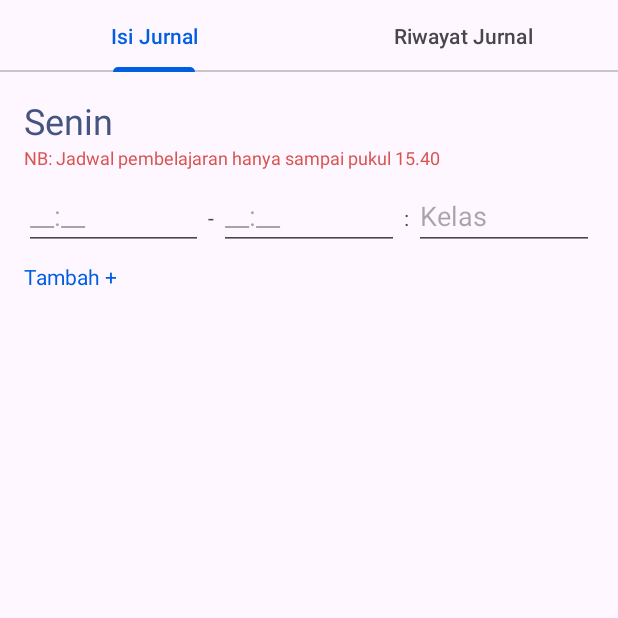
After one commit to cjsflow-com/mobile_madrasah, an Android app: the IsiJurnalFragment screen opened directly, with no data from a screen before it, on a phone screen of 412 x 824 dp, the top half of it. The commit adds this screen. Run offline under Robolectric (Android 15) with nearby library versions, the phone set to English and light mode, and no system bars.

Commit message:
membuat fitur di jurnal guru

```diff
--- a/app/src/main/AndroidManifest.xml
+++ b/app/src/main/AndroidManifest.xml
@@ -13,9 +13,12 @@
         android:theme="@style/Theme.Man2SuperApp"
         tools:targetApi="31">
         <activity
+            android:name=".JurnalActivity"
+            android:exported="false" />
+        <activity
             android:name=".wbs"
             android:exported="false"
-            android:windowSoftInputMode="adjustPan"/>
+            android:windowSoftInputMode="adjustPan" />
         <activity
             android:name=".SongketActivity"
             android:exported="false" />
--- /dev/null
+++ b/app/src/main/java/com/example/man2superapp/IsiJurnalFragment.kt
@@ -0,0 +1,41 @@
+package com.example.man2superapp
+
+import android.os.Bundle
+import androidx.fragment.app.Fragment
+import android.view.LayoutInflater
+import android.view.View
+import android.view.ViewGroup
+import android.widget.EditText
+import android.widget.LinearLayout
+import android.widget.TextView
+
+class IsiJurnalFragment : Fragment() {
+    override fun onCreateView(
+        inflater: LayoutInflater,
+        container: ViewGroup?,
+        savedInstanceState: Bundle?
+    ): View? {
+        val view = inflater.inflate(R.layout.fragment_isi_jurnal, container, false)
+
+        // Contoh untuk menambah waktu dihari senin
+        val timeContainerMonday: LinearLayout = view.findViewById(R.id.timeContainerMonday)
+        val addTimeMonday: TextView = view.findViewById(R.id.addTimeMonday)
+
+        addTimeMonday.setOnClickListener {
+            // Tambahkan item_time_input.xml baru di bawahnya
+            val timeItemView = layoutInflater.inflate(R.layout.item_time_input, timeContainerMonday, false)
+            timeContainerMonday.addView(timeItemView)
+
+            // Dapatkan referensi akhir pada input baru
+            val endTime: EditText = timeItemView.findViewById(R.id.endTime)
+            endTime.setOnFocusChangeListener { _, hasFocus ->
+                if (!hasFocus && endTime.text.toString() > "15.40") {
+                    endTime.error = "Batas waktu hanya sampai 15.40"
+                    endTime.setText("")
+                }
+            }
+        }
+
+        return view
+    }
+}
--- /dev/null
+++ b/app/src/main/java/com/example/man2superapp/JurnalActivity.kt
@@ -0,0 +1,31 @@
+package com.example.man2superapp
+
+import JurnalPagerAdapter
+import android.os.Bundle
+import androidx.appcompat.app.AppCompatActivity
+import androidx.viewpager2.widget.ViewPager2
+import com.google.android.material.tabs.TabLayout
+import com.google.android.material.tabs.TabLayoutMediator
+
+
+class JurnalActivity : AppCompatActivity() {
+    override fun onCreate(savedInstanceState: Bundle?) {
+        super.onCreate(savedInstanceState)
+        setContentView(R.layout.activity_jurnal)
+
+        val viewPager: ViewPager2 = findViewById(R.id.viewPager)
+        val tabLayout: TabLayout = findViewById(R.id.tabLayout)
+
+        val adapter = JurnalPagerAdapter(this)
+        viewPager.adapter = adapter
+
+        // Menghubungkan TabLayout dengan ViewPager
+        TabLayoutMediator(tabLayout, viewPager) { tab, position ->
+            tab.text = when (position) {
+                0 -> "Isi Jurnal"
+                1 -> "Riwayat Jurnal"
+                else -> null
+            }
+        }.attach()
+    }
+}
--- /dev/null
+++ b/app/src/main/java/com/example/man2superapp/JurnalPagerAdapter.kt
@@ -0,0 +1,18 @@
+
+import androidx.fragment.app.Fragment
+import androidx.fragment.app.FragmentActivity
+import androidx.viewpager2.adapter.FragmentStateAdapter
+import com.example.man2superapp.IsiJurnalFragment
+import com.example.man2superapp.RiwayatJurnalFragment
+
+class JurnalPagerAdapter(activity: FragmentActivity) : FragmentStateAdapter(activity) {
+    override fun getItemCount(): Int = 2
+
+    override fun createFragment(position: Int): Fragment {
+        return when (position) {
+            0 -> IsiJurnalFragment()
+            1 -> RiwayatJurnalFragment()
+            else -> throw IllegalArgumentException("Invalid position")
+        }
+    }
+}
--- a/app/src/main/java/com/example/man2superapp/MainActivity.kt
+++ b/app/src/main/java/com/example/man2superapp/MainActivity.kt
@@ -33,6 +33,11 @@ class MainActivity : AppCompatActivity() {
             startActivity(intent)
         }
 
+        jurnalCard.setOnClickListener {
+            val intent = Intent(this, JurnalActivity::class.java)
+            startActivity(intent)
+        }
+
         songketCard.setOnClickListener {
             val intent = Intent(this, SongketActivity::class.java)
             startActivity(intent)
--- /dev/null
+++ b/app/src/main/java/com/example/man2superapp/RiwayatJurnalFragment.kt
@@ -0,0 +1,17 @@
+package com.example.man2superapp
+
+import android.os.Bundle
+import androidx.fragment.app.Fragment
+import android.view.LayoutInflater
+import android.view.View
+import android.view.ViewGroup
+
+class RiwayatJurnalFragment : Fragment() {
+    override fun onCreateView(
+        inflater: LayoutInflater,
+        container: ViewGroup?,
+        savedInstanceState: Bundle?
+    ): View? {
+        return inflater.inflate(R.layout.fragment_riwayat_jurnal, container, false)
+    }
+}
--- /dev/null
+++ b/app/src/main/res/layout/activity_jurnal.xml
@@ -0,0 +1,27 @@
+<?xml version="1.0" encoding="utf-8"?>
+<androidx.constraintlayout.widget.ConstraintLayout
+    xmlns:android="http://schemas.android.com/apk/res/android"
+    xmlns:app="http://schemas.android.com/apk/res-auto"
+    xmlns:tools="http://schemas.android.com/tools"
+    android:id="@+id/main"
+    android:layout_width="match_parent"
+    android:layout_height="match_parent"
+    tools:context=".JurnalActivity">
+
+    <!--  Tablayout untuk menampilkan nama tab  -->
+    <com.google.android.material.tabs.TabLayout
+        android:id="@+id/tabLayout"
+        android:layout_width="match_parent"
+        android:layout_height="wrap_content"
+        app:tabMode="fixed"
+        app:layout_constraintTop_toTopOf="parent"/>
+
+    <!-- ViewPager2 untuk berpindah antara fragment -->
+    <androidx.viewpager2.widget.ViewPager2
+        android:id="@+id/viewPager"
+        android:layout_width="match_parent"
+        android:layout_height="0dp"
+        app:layout_constraintTop_toBottomOf="@+id/tabLayout"
+        app:layout_constraintBottom_toBottomOf="parent"/>
+
+</androidx.constraintlayout.widget.ConstraintLayout>
--- /dev/null
+++ b/app/src/main/res/layout/fragment_isi_jurnal.xml
@@ -0,0 +1,57 @@
+<?xml version="1.0" encoding="utf-8"?>
+<ScrollView xmlns:android="http://schemas.android.com/apk/res/android"
+    android:layout_width="match_parent"
+    android:layout_height="match_parent"
+    android:padding="16dp">
+
+    <LinearLayout
+        android:id="@+id/dayContainer"
+        android:layout_width="match_parent"
+        android:layout_height="wrap_content"
+        android:orientation="vertical">
+
+        <!--  Contoh hari senin  -->
+        <LinearLayout
+            android:layout_width="match_parent"
+            android:layout_height="wrap_content"
+            android:orientation="vertical"
+            android:layout_marginBottom="16dp">
+
+            <TextView
+                android:layout_width="wrap_content"
+                android:layout_height="wrap_content"
+                android:text="Senin"
+                android:textSize="24sp"
+                android:textColor="@color/text_default"/>
+
+            <!-- Catatatn NB -->
+            <TextView
+                android:layout_width="wrap_content"
+                android:layout_height="wrap_content"
+                android:text="NB: Jadwal pembelajaran hanya sampai pukul 15.40"
+                android:textSize="12sp"
+                android:textColor="#d9534f"/>
+
+            <!-- Kontainer Waktu dan Kelas -->
+            <LinearLayout
+                android:id="@+id/timeContainerMonday"
+                android:layout_width="match_parent"
+                android:layout_height="wrap_content"
+                android:orientation="vertical">
+
+                <!-- Tampilan input waktu pertama -->
+                <include layout="@layout/item_time_input"/>
+            </LinearLayout>
+
+            <!--Tombol Tambah Waktu-->
+            <TextView
+                android:id="@+id/addTimeMonday"
+                android:layout_width="wrap_content"
+                android:layout_height="wrap_content"
+                android:text="Tambah +"
+                android:textColor="@color/manblue"
+                android:textSize="14sp"
+                android:layout_marginTop="8dp"/>
+        </LinearLayout>
+    </LinearLayout>
+</ScrollView>
--- /dev/null
+++ b/app/src/main/res/layout/fragment_riwayat_jurnal.xml
@@ -0,0 +1,14 @@
+<?xml version="1.0" encoding="utf-8"?>
+<FrameLayout xmlns:android="http://schemas.android.com/apk/res/android"
+    xmlns:tools="http://schemas.android.com/tools"
+    android:layout_width="match_parent"
+    android:layout_height="match_parent"
+    tools:context=".RiwayatJurnalFragment">
+
+    <!-- TODO: Update blank fragment layout -->
+    <TextView
+        android:layout_width="match_parent"
+        android:layout_height="match_parent"
+        android:text="@string/hello_blank_fragment" />
+
+</FrameLayout>
--- /dev/null
+++ b/app/src/main/res/layout/item_time_input.xml
@@ -0,0 +1,44 @@
+<?xml version="1.0" encoding="utf-8"?>
+<LinearLayout xmlns:android="http://schemas.android.com/apk/res/android"
+    android:layout_width="match_parent"
+    android:layout_height="wrap_content"
+    android:orientation="horizontal"
+    android:layout_marginTop="8dp">
+
+    <EditText
+        android:id="@+id/startTime"
+        android:layout_width="0dp"
+        android:layout_height="wrap_content"
+        android:layout_weight="1"
+        android:hint="__:__"
+        android:inputType="time"
+        android:maxLength="5"/>
+
+    <TextView
+        android:layout_width="wrap_content"
+        android:layout_height="wrap_content"
+        android:text=" - "/>
+
+    <EditText
+        android:id="@+id/endTime"
+        android:layout_width="0dp"
+        android:layout_height="wrap_content"
+        android:layout_weight="1"
+        android:hint="__:__"
+        android:inputType="time"
+        android:maxLength="5" />
+
+    <TextView
+        android:layout_width="wrap_content"
+        android:layout_height="wrap_content"
+        android:text=" : " />
+
+    <EditText
+        android:id="@+id/classroom"
+        android:layout_width="0dp"
+        android:layout_height="wrap_content"
+        android:layout_weight="1"
+        android:hint="Kelas"
+        android:maxLength="5" />
+
+</LinearLayout>
--- a/app/src/main/res/values/strings.xml
+++ b/app/src/main/res/values/strings.xml
@@ -10,4 +10,6 @@
     <string name="invalid_password">Password must be >5 characters</string>
     <string name="login_failed">"Login failed"</string>
     <string name="login_user">LOGIN USER</string>
+    <!-- TODO: Remove or change this placeholder text -->
+    <string name="hello_blank_fragment">Hello blank fragment</string>
 </resources>
```
